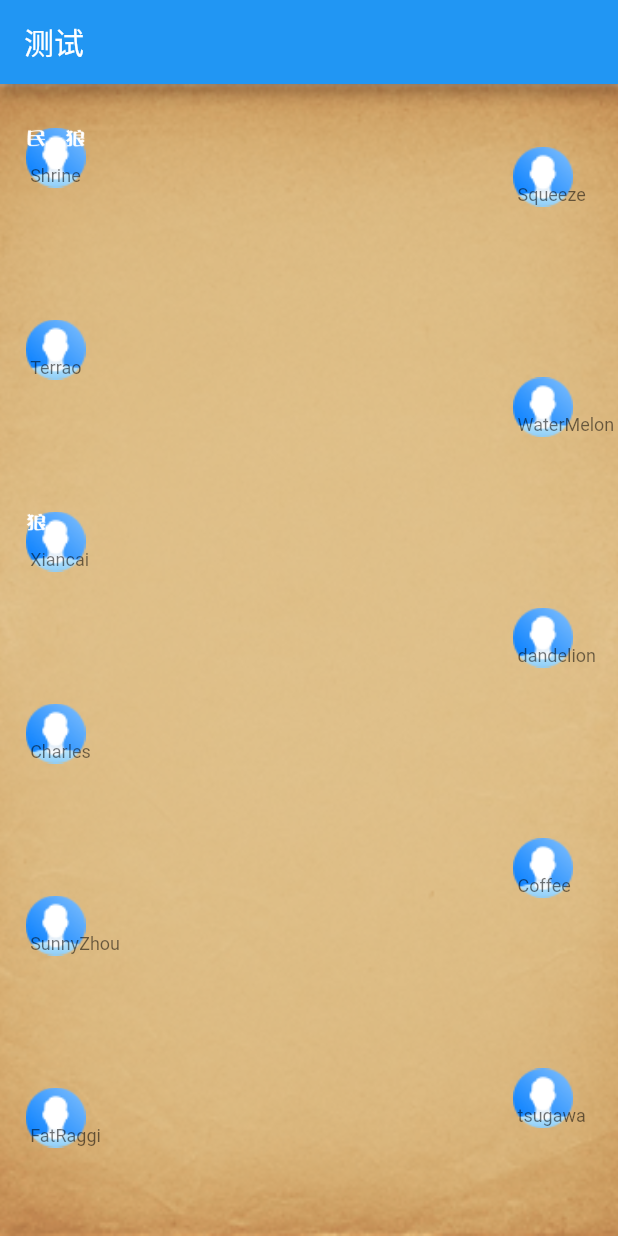
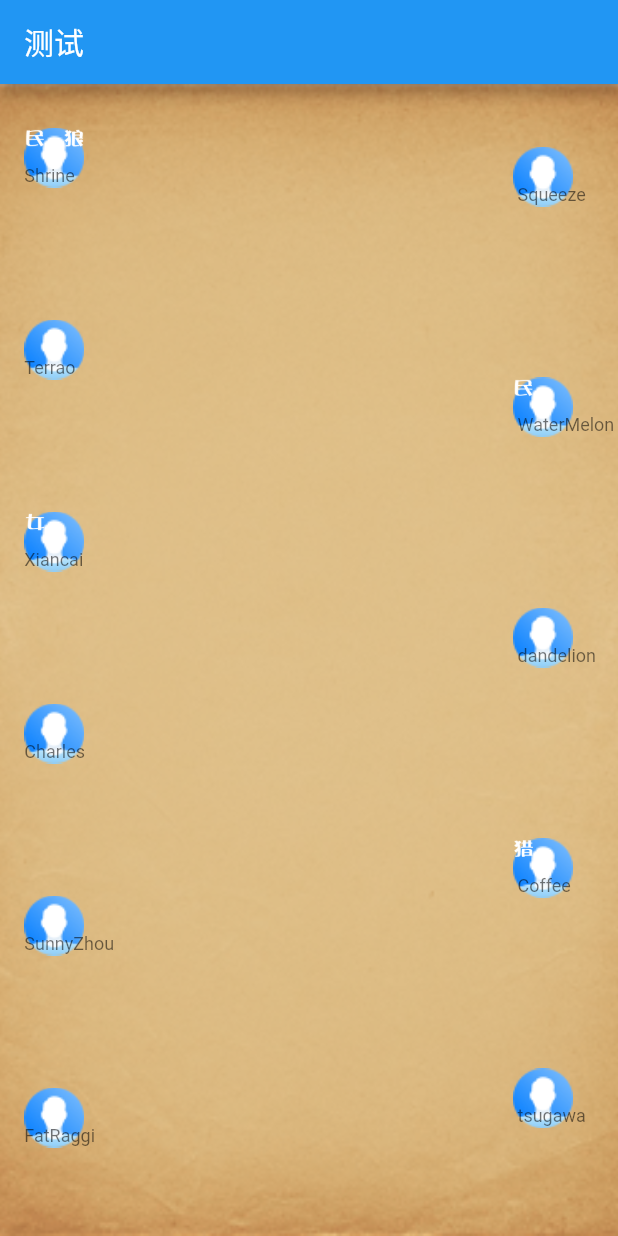
Before and after one commit to banking/wolfhelper, a Flutter app: the screen it shows after launch, on a phone screen of 412 x 824 dp. Run offline on Flutter 3.47's test engine with Material 2 defaults, Android fonts, the phone set to English and light mode, and no system bars.

Commit message:
add common role set;set right role layout

```diff
--- a/lib/main.dart
+++ b/lib/main.dart
@@ -85,10 +85,124 @@ class _MyHomePageState extends State<MyHomePage> {
                   children: leftPlayers.map<Widget>((PlayerInfo playerInfo) {
                     return Stack(
                       children: <Widget>[
+                        Image.asset(
+                          'assets/default_avatar.png',
+                          width: 40.0,
+                          height: 40.0,
+                          fit: BoxFit.contain,
+                        ),
+                        new Positioned(
+                          left: 0.0,
+                          top: 25.0,
+                          child: Text(
+                            playerInfo.name.toString(),
+                            style: theme.textTheme.caption,
+                          ),
+                        ),
                         SizedBox(
                           width: 70.0,
                           height: 70.0,
                         ),
+                        new Positioned(
+                          left: 0.0,
+                          top: 0.0,
+                          child: Stack(
+                            children:playerInfo.roles.map<Widget>((Role role) {
+                              if (playerInfo.roles.indexOf(role) == 0) {
+                                return Stack(
+                                  children: <Widget>[
+                                    SizedBox(
+                                      width: 70.0,
+                                      height: 70.0,
+                                    ),
+                                    new Positioned(
+                                      left: -3.0,
+                                      top: -3.0,
+                                      child: Image.asset(
+                                        role.rolePic,
+                                        width: 20.0,
+                                        height: 20.0,
+                                        fit: BoxFit.contain,
+                                      ),
+                                    ),
+                                  ],
+                                );
+                              }
+                              if (playerInfo.roles.indexOf(role) == 1) {
+                                return Stack(
+                                  children: <Widget>[
+                                    SizedBox(
+                                      width: 40.0,
+                                      height: 70.0,
+                                    ),
+                                    new Positioned(
+                                      right: -3.0,
+                                      top: -3.0,
+                                      child: Image.asset(
+                                        role.rolePic,
+                                        width: 20.0,
+                                        height: 20.0,
+                                        fit: BoxFit.contain,
+                                      ),
+                                    ),
+                                  ],
+                                );
+                              }
+                              return Stack(
+
+                              );
+                            }).toList(),
+                          ),
+                        ),
+                        FlatButton(
+                          child: SizedBox(
+                            width: 40.0,
+                            height: 40.0,
+                          ),
+                          onPressed: () {
+                            showModalBottomSheet<void>(context: context, builder: (BuildContext context) {
+                              List<Role> selectedRoles = playerInfo.roles;
+
+//                              final List<Widget> chips = selectedRoles.map<Widget>((Role role) {
+//                                return Chip(
+//                                  key: ValueKey<String>(name),
+//                                  backgroundColor: _nameToColor(name),
+//                                  label: Text(_capitalize(name)),
+//                                  onDeleted: () {
+//                                    setState(() {
+//                                      _removeMaterial(name);
+//                                    });
+//                                  },
+//                                );
+//                              }).toList();
+                              return Container(
+                                  child: Padding(
+                                      padding: const EdgeInsets.all(32.0),
+                                      child: Text('This is the modal bottom sheet. Tap anywhere to dismiss.',
+                                          textAlign: TextAlign.center,
+                                          style: TextStyle(
+                                              color: Theme.of(context).accentColor,
+                                              fontSize: 24.0
+                                          )
+                                      )
+                                  )
+                              );
+                            });
+                          },
+                        ),
+                      ],
+                    );
+                  }).toList(),
+                ),
+              ),
+              Align(
+                alignment: const Alignment(1.0, -1.0),
+                child: Column(
+                  mainAxisAlignment: MainAxisAlignment.spaceAround,
+                  children: rightPlayers.map<Widget>((PlayerInfo playerInfo) {
+                    return Stack(
+                      children: <Widget>[
+
                         Image.asset(
                           'assets/default_avatar.png',
                           width: 40.0,
@@ -163,36 +277,6 @@ class _MyHomePageState extends State<MyHomePage> {
                   }).toList(),
                 ),
               ),
-              Align(
-                alignment: const Alignment(1.0, -1.0),
-                child: Column(
-                  mainAxisAlignment: MainAxisAlignment.spaceAround,
-                  children: rightPlayers.map<Widget>((PlayerInfo playerInfo) {
-                    return Stack(
-                      children: <Widget>[
-                        SizedBox(
-                          width: 70.0,
-                          height: 70.0,
-                        ),
-                        Image.asset(
-                          'assets/default_avatar.png',
-                          width: 40.0,
-                          height: 40.0,
-                          fit: BoxFit.contain,
-                        ),
-                        new Positioned(
-                          left: 3.0,
-                          top: 25.0,
-                          child: Text(
-                            playerInfo.name.toString(),
-                            style: theme.textTheme.caption,
-                          ),
-                        ),
-                      ],
-                    );
-                  }).toList(),
-                ),
-              ),
             ],
         )
       ),
--- a/pubspec.yaml
+++ b/pubspec.yaml
@@ -45,6 +45,9 @@ flutter:
     - assets/mainmenu_mode_ui_role_3.png
     - assets/mainmenu_mode_ui_role_4.png
     - assets/mainmenu_mode_ui_role_5.png
+    - assets/mainmenu_mode_ui_role_8.png
+    - assets/mainmenu_mode_ui_role_9.png
+    - assets/mainmenu_mode_ui_role_10.png
 
   # An image asset can refer to one or more resolution-specific "variants", see
   # https://flutter.io/assets-and-images/#resolution-aware.
```
Also changed, not shown: lib/player.dart (+5 -5 lines), lib/role.dart (+42 -2 lines).
